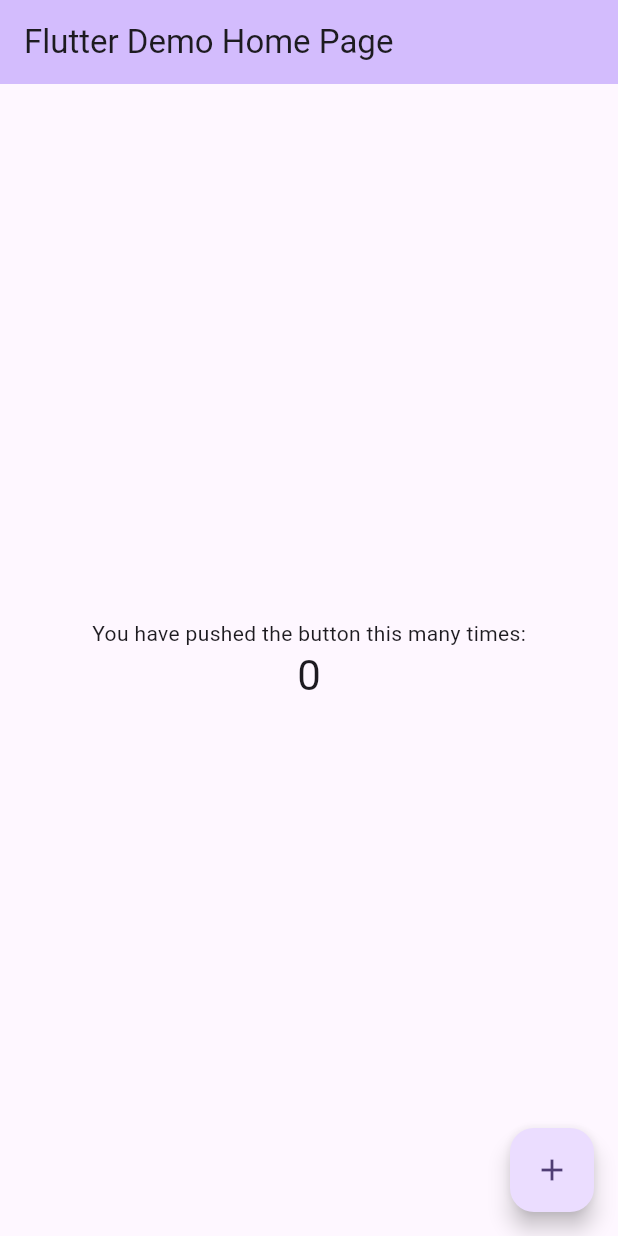
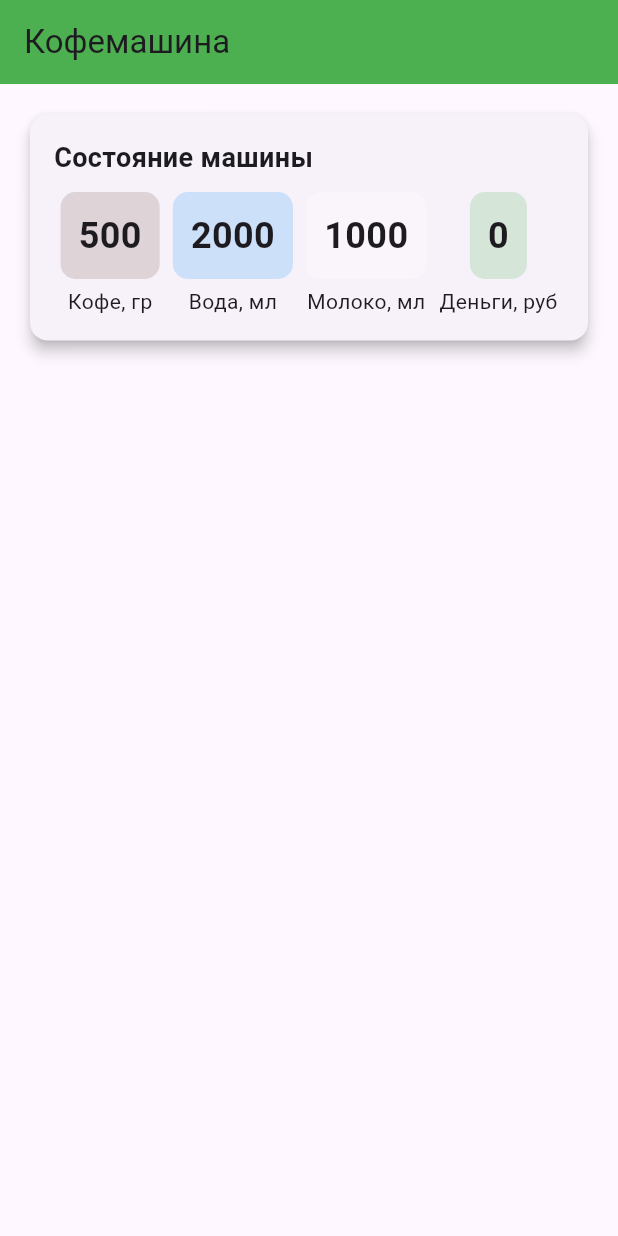
Before and after one commit to SVIKI17/PI2303_SVISCHEV, a Flutter app: the screen it shows after launch, on a phone screen of 412 x 824 dp. Run offline on Flutter 3.47's test engine with Material 3 defaults, Android fonts, the phone set to English and light mode, and no system bars.

Commit message:
Добавил главный экран с отображением ресурсов

```diff
--- a/coffee_machine_ui/lib/main.dart
+++ b/coffee_machine_ui/lib/main.dart
@@ -1,122 +1,21 @@
 import 'package:flutter/material.dart';
+import 'screens/home_screen.dart';
 
 void main() {
-  runApp(const MyApp());
+  runApp(MyApp());
 }
 
 class MyApp extends StatelessWidget {
-  const MyApp({super.key});
-
-  // This widget is the root of your application.
   @override
   Widget build(BuildContext context) {
     return MaterialApp(
-      title: 'Flutter Demo',
+      title: 'Кофемашина',
       theme: ThemeData(
-        // This is the theme of your application.
-        //
-        // TRY THIS: Try running your application with "flutter run". You'll see
-        // the application has a purple toolbar. Then, without quitting the app,
-        // try changing the seedColor in the colorScheme below to Colors.green
-        // and then invoke "hot reload" (save your changes or press the "hot
-        // reload" button in a Flutter-supported IDE, or press "r" if you used
-        // the command line to start the app).
-        //
-        // Notice that the counter didn't reset back to zero; the application
-        // state is not lost during the reload. To reset the state, use hot
-        // restart instead.
-        //
-        // This works for code too, not just values: Most code changes can be
-        // tested with just a hot reload.
-        colorScheme: .fromSeed(seedColor: Colors.deepPurple),
+        primarySwatch: Colors.green,
+        useMaterial3: true,
       ),
-      home: const MyHomePage(title: 'Flutter Demo Home Page'),
+      home: HomeScreen(),
+      debugShowCheckedModeBanner: false,
     );
   }
 }
-
-class MyHomePage extends StatefulWidget {
-  const MyHomePage({super.key, required this.title});
-
-  // This widget is the home page of your application. It is stateful, meaning
-  // that it has a State object (defined below) that contains fields that affect
-  // how it looks.
-
-  // This class is the configuration for the state. It holds the values (in this
-  // case the title) provided by the parent (in this case the App widget) and
-  // used by the build method of the State. Fields in a Widget subclass are
-  // always marked "final".
-
-  final String title;
-
-  @override
-  State<MyHomePage> createState() => _MyHomePageState();
-}
-
-class _MyHomePageState extends State<MyHomePage> {
-  int _counter = 0;
-
-  void _incrementCounter() {
-    setState(() {
-      // This call to setState tells the Flutter framework that something has
-      // changed in this State, which causes it to rerun the build method below
-      // so that the display can reflect the updated values. If we changed
-      // _counter without calling setState(), then the build method would not be
-      // called again, and so nothing would appear to happen.
-      _counter++;
-    });
-  }
-
-  @override
-  Widget build(BuildContext context) {
-    // This method is rerun every time setState is called, for instance as done
-    // by the _incrementCounter method above.
-    //
-    // The Flutter framework has been optimized to make rerunning build methods
-    // fast, so that you can just rebuild anything that needs updating rather
-    // than having to individually change instances of widgets.
-    return Scaffold(
-      appBar: AppBar(
-        // TRY THIS: Try changing the color here to a specific color (to
-        // Colors.amber, perhaps?) and trigger a hot reload to see the AppBar
-        // change color while the other colors stay the same.
-        backgroundColor: Theme.of(context).colorScheme.inversePrimary,
-        // Here we take the value from the MyHomePage object that was created by
-        // the App.build method, and use it to set our appbar title.
-        title: Text(widget.title),
-      ),
-      body: Center(
-        // Center is a layout widget. It takes a single child and positions it
-        // in the middle of the parent.
-        child: Column(
-          // Column is also a layout widget. It takes a list of children and
-          // arranges them vertically. By default, it sizes itself to fit its
-          // children horizontally, and tries to be as tall as its parent.
-          //
-          // Column has various properties to control how it sizes itself and
-          // how it positions its children. Here we use mainAxisAlignment to
-          // center the children vertically; the main axis here is the vertical
-          // axis because Columns are vertical (the cross axis would be
-          // horizontal).
-          //
-          // TRY THIS: Invoke "debug painting" (choose the "Toggle Debug Paint"
-          // action in the IDE, or press "p" in the console), to see the
-          // wireframe for each widget.
-          mainAxisAlignment: .center,
-          children: [
-            const Text('You have pushed the button this many times:'),
-            Text(
-              '$_counter',
-              style: Theme.of(context).textTheme.headlineMedium,
-            ),
-          ],
-        ),
-      ),
-      floatingActionButton: FloatingActionButton(
-        onPressed: _incrementCounter,
-        tooltip: 'Increment',
-        child: const Icon(Icons.add),
-      ),
-    );
-  }
-}
--- /dev/null
+++ b/coffee_machine_ui/lib/screens/home_screen.dart
@@ -0,0 +1,87 @@
+import 'package:flutter/material.dart';
+import '../classes/Machine.dart';
+
+class HomeScreen extends StatefulWidget {
+  @override
+  _HomeScreenState createState() => _HomeScreenState();
+}
+
+class _HomeScreenState extends State<HomeScreen> {
+  late Machine _machine;
+
+  @override
+  void initState() {
+    super.initState();
+    _machine = Machine();
+  }
+
+  void _updateState() {
+    setState(() {});
+  }
+
+  @override
+  Widget build(BuildContext context) {
+    return Scaffold(
+      appBar: AppBar(
+        title: Text('Кофемашина'),
+        backgroundColor: Colors.green,
+      ),
+      body: SingleChildScrollView(
+        padding: EdgeInsets.all(16),
+        child: Column(
+          children: [
+            _buildResourcesCard(),
+          ],
+        ),
+      ),
+    );
+  }
+
+  Widget _buildResourcesCard() {
+    return Card(
+      elevation: 4,
+      child: Padding(
+        padding: EdgeInsets.all(16),
+        child: Column(
+          crossAxisAlignment: CrossAxisAlignment.start,
+          children: [
+            Text(
+              'Состояние машины',
+              style: TextStyle(fontSize: 18, fontWeight: FontWeight.bold),
+            ),
+            SizedBox(height: 10),
+            Row(
+              mainAxisAlignment: MainAxisAlignment.spaceAround,
+              children: [
+                _buildResourceItem('Кофе', _machine.coffeeBeans, 'гр', Colors.brown),
+                _buildResourceItem('Вода', _machine.water, 'мл', Colors.blue),
+                _buildResourceItem('Молоко', _machine.milk, 'мл', Colors.white70),
+                _buildResourceItem('Деньги', _machine.cash, 'руб', Colors.green),
+              ],
+            ),
+          ],
+        ),
+      ),
+    );
+  }
+
+  Widget _buildResourceItem(String label, int value, String unit, Color color) {
+    return Column(
+      children: [
+        Container(
+          padding: EdgeInsets.all(12),
+          decoration: BoxDecoration(
+            color: color.withOpacity(0.2),
+            borderRadius: BorderRadius.circular(10),
+          ),
+          child: Text(
+            '$value',
+            style: TextStyle(fontSize: 24, fontWeight: FontWeight.bold),
+          ),
+        ),
+        SizedBox(height: 5),
+        Text('$label, $unit'),
+      ],
+    );
+  }
+}
```
Also changed, not shown: main.dart (deleted, +0 -103 lines), coffee_machine_ui/image.jpeg (renamed from image.jpeg), coffee_machine_ui/lib/async_operations.dart (renamed from async_operations.dart), coffee_machine_ui/lib/classes/CoffeeTypes.dart (renamed from classes/CoffeeTypes.dart), coffee_machine_ui/lib/classes/ICoffee.dart (renamed from classes/ICoffee.dart), coffee_machine_ui/lib/classes/Machine.dart (renamed from classes/Machine.dart), coffee_machine_ui/lib/classes/Resources.dart (renamed from classes/Resources.dart), coffee_machine_ui/lib/enums.dart (renamed from enums.dart), 2 other files.
